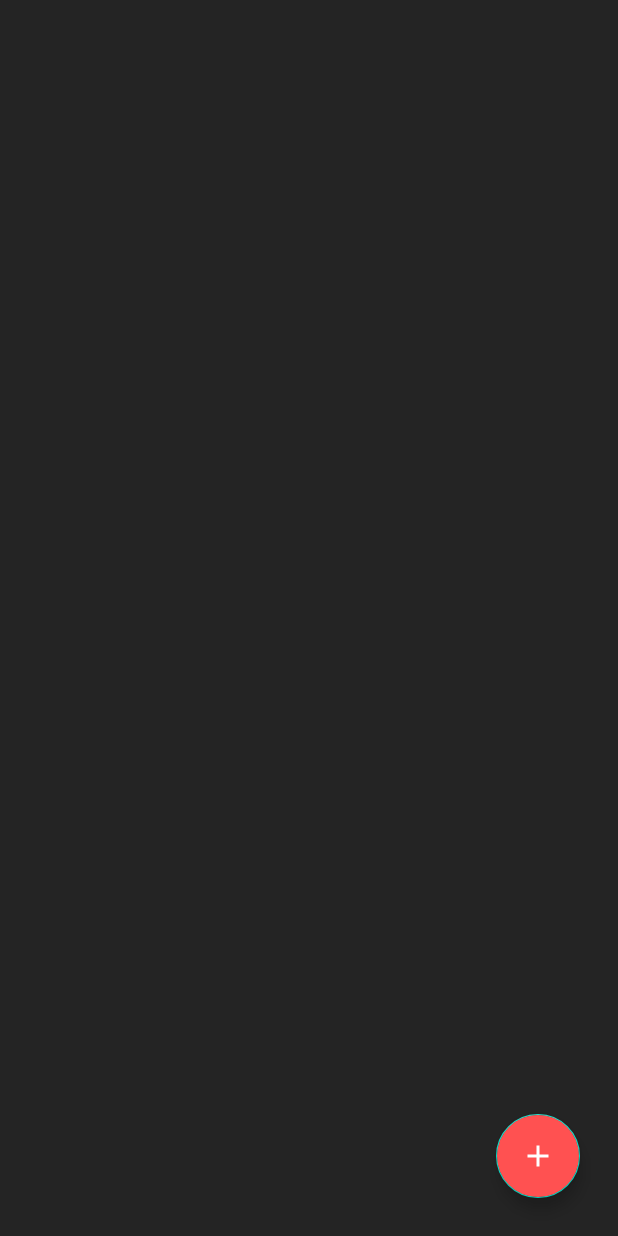
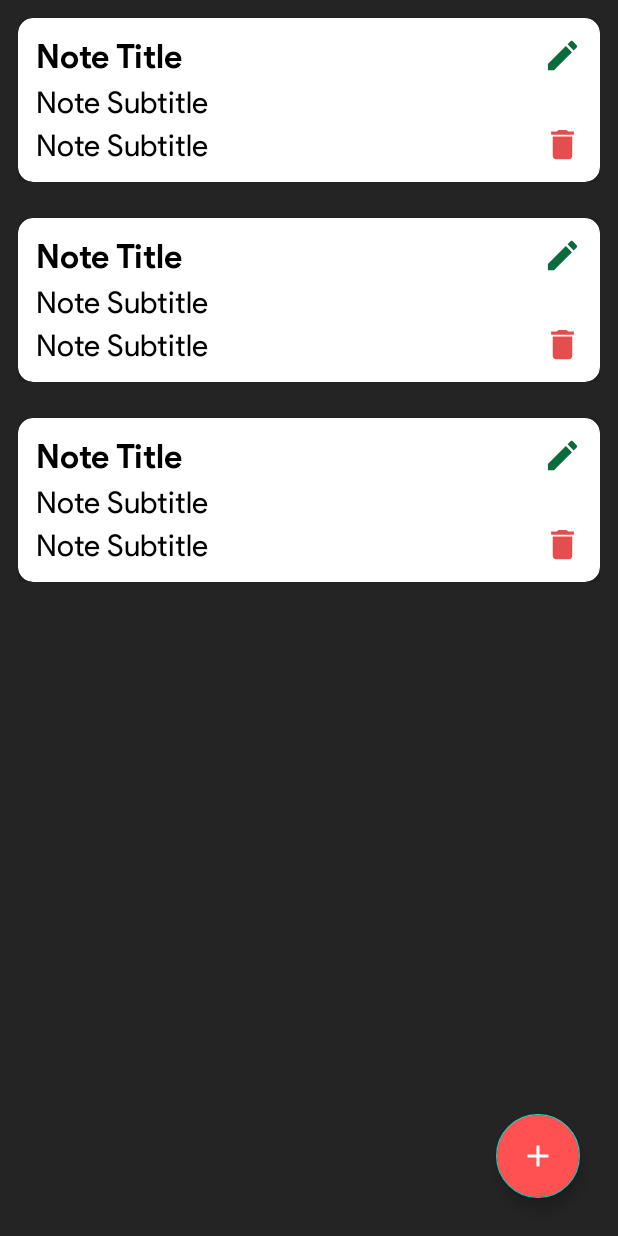
Before and after one commit to mohammad-askar/Note-app-using-Java, an Android app: the layout fragment_home.xml on its own in the app's theme, with its tools: preview values and no code run, on a phone screen of 412 x 824 dp. Run offline under Robolectric (Android 15) with nearby library versions, the phone set to English and light mode, and no system bars.

```diff
--- a/app/src/main/java/com/mohammad/askar/noteappjava/data/local/dao/NoteDao.java
+++ b/app/src/main/java/com/mohammad/askar/noteappjava/data/local/dao/NoteDao.java
@@ -17,7 +17,7 @@ import io.reactivex.rxjava3.core.Single;
 public interface NoteDao {
 
 
-    @Query("SELECT * FROM note_table ORDER BY id DESC")
+    @Query("SELECT * FROM note_table ORDER BY noteData DESC")
     Observable<List<Note>> getAllNotes();
 
     @Query("SELECT * FROM note_table WHERE id =:id")
--- a/app/src/main/java/com/mohammad/askar/noteappjava/view/SplashScreen.java
+++ b/app/src/main/java/com/mohammad/askar/noteappjava/view/SplashScreen.java
@@ -16,7 +16,6 @@ public class SplashScreen extends AppCompatActivity {
     protected void onCreate(Bundle savedInstanceState) {
         super.onCreate(savedInstanceState);
         setContentView(R.layout.activity_splash_screen);
-
         initHandler();
     }
 
--- /dev/null
+++ b/app/src/main/res/drawable/baseline_delete_24.xml
@@ -0,0 +1,5 @@
+<vector android:height="26dp" android:tint="#000000"
+    android:viewportHeight="24" android:viewportWidth="24"
+    android:width="26dp" xmlns:android="http://schemas.android.com/apk/res/android">
+    <path android:fillColor="@android:color/white" android:pathData="M6,19c0,1.1 0.9,2 2,2h8c1.1,0 2,-0.9 2,-2V7H6v12zM19,4h-3.5l-1,-1h-5l-1,1H5v2h14V4z"/>
+</vector>
--- /dev/null
+++ b/app/src/main/res/drawable/baseline_mode_edit_24.xml
@@ -0,0 +1,5 @@
+<vector android:height="26dp" android:tint="#000000"
+    android:viewportHeight="24" android:viewportWidth="24"
+    android:width="26dp" xmlns:android="http://schemas.android.com/apk/res/android">
+    <path android:fillColor="@android:color/white" android:pathData="M3,17.25V21h3.75L17.81,9.94l-3.75,-3.75L3,17.25zM20.71,7.04c0.39,-0.39 0.39,-1.02 0,-1.41l-2.34,-2.34c-0.39,-0.39 -1.02,-0.39 -1.41,0l-1.83,1.83 3.75,3.75 1.83,-1.83z"/>
+</vector>
--- a/app/src/main/res/layout/fragment_home.xml
+++ b/app/src/main/res/layout/fragment_home.xml
@@ -9,15 +9,11 @@
     tools:context=".ui.fragments.HomeFragment">
 
 
-
     <androidx.recyclerview.widget.RecyclerView
         android:id="@+id/recyclerView"
         android:layout_width="match_parent"
         android:layout_height="match_parent"
-        android:layout_marginStart="12dp"
-        android:layout_marginTop="12dp"
-        android:layout_marginEnd="12dp"
-        android:layout_marginBottom="12dp" />
+        tools:listitem="@layout/noteslist_item" />
 
 
 
--- a/app/src/main/res/layout/noteslist_item.xml
+++ b/app/src/main/res/layout/noteslist_item.xml
@@ -1,9 +1,9 @@
 <?xml version="1.0" encoding="utf-8"?>
 
-<layout>
-<LinearLayout xmlns:android="http://schemas.android.com/apk/res/android"
+<layout xmlns:android="http://schemas.android.com/apk/res/android"
+    xmlns:app="http://schemas.android.com/apk/res-auto">
+<androidx.constraintlayout.widget.ConstraintLayout
     android:layout_width="match_parent"
-    xmlns:app="http://schemas.android.com/apk/res-auto"
     android:orientation="vertical"
     android:layout_margin="12dp"
     android:id="@+id/listItemLayout"
@@ -11,55 +11,87 @@
 
 
     <androidx.cardview.widget.CardView
+        android:id="@+id/cardView"
         android:layout_width="match_parent"
         android:layout_height="match_parent"
-        app:cardElevation="10dp"
         android:background="@color/bg_color"
         app:cardCornerRadius="10dp"
-        app:cardBackgroundColor="#A8A8A8">
+        app:cardElevation="10dp"
+        app:layout_constraintBottom_toBottomOf="parent"
+        app:layout_constraintEnd_toEndOf="parent"
+        app:layout_constraintStart_toStartOf="parent"
+        app:layout_constraintTop_toTopOf="parent">
 
 
-        <LinearLayout
+        <androidx.constraintlayout.widget.ConstraintLayout
             android:layout_width="match_parent"
             android:layout_height="match_parent"
-            android:padding="12dp"
-            android:orientation="vertical">
+            android:orientation="vertical"
+            android:padding="12dp">
 
 
             <TextView
+                android:id="@+id/noteTitle"
                 android:layout_width="wrap_content"
                 android:layout_height="wrap_content"
+                android:fontFamily="@font/bold"
                 android:text="Note Title"
+                android:textColor="@color/black"
                 android:textSize="22sp"
-                android:fontFamily="@font/bold"
-                android:textColor="@color/black"
-                android:id="@+id/noteTitle"/>
+                app:layout_constraintTop_toTopOf="parent"
+                app:layout_constraintStart_toStartOf="parent"/>
 
 
             <TextView
+                android:id="@+id/noteSubtitle"
                 android:layout_width="wrap_content"
                 android:layout_height="wrap_content"
-                android:text="Note Subtitle"
-                android:textSize="20sp"
                 android:layout_marginTop="4dp"
                 android:layout_marginBottom="4dp"
                 android:fontFamily="@font/regular"
+                android:text="Note Subtitle"
                 android:textColor="@color/black"
-                android:id="@+id/noteSubtitle"/>
+                android:textSize="20sp"
+                app:layout_constraintStart_toStartOf="parent"
+                app:layout_constraintTop_toBottomOf="@id/noteTitle"/>
 
+            <TextView
+                android:id="@+id/noteDate"
+                android:layout_width="wrap_content"
+                android:layout_height="wrap_content"
+                android:layout_marginTop="4dp"
+                android:layout_marginBottom="4dp"
+                android:fontFamily="@font/regular"
+                android:text="Note Subtitle"
+                android:textColor="@color/black"
+                android:textSize="20sp"
+                app:layout_constraintStart_toStartOf="parent"
+                app:layout_constraintTop_toBottomOf="@id/noteSubtitle"/>
 
+            <ImageView
+                android:id="@+id/imageViewEdit"
+                android:layout_width="wrap_content"
+                android:layout_height="wrap_content"
+                android:src="@drawable/baseline_mode_edit_24"
+                app:layout_constraintEnd_toEndOf="parent"
+                app:layout_constraintTop_toTopOf="parent"
+                android:tint="@color/green"
+                />
 
+            <ImageView
+                android:id="@+id/imageViewDelete"
+                android:layout_width="wrap_content"
+                android:layout_height="wrap_content"
+                android:src="@drawable/baseline_delete_24"
+                app:layout_constraintEnd_toEndOf="parent"
+                app:layout_constraintBottom_toBottomOf="parent"
+                app:tint="@color/red" />
 
-
-
-
-
-
-        </LinearLayout>
-
+        </androidx.constraintlayout.widget.ConstraintLayout>
 
 
     </androidx.cardview.widget.CardView>
 
-</LinearLayout>
+
+</androidx.constraintlayout.widget.ConstraintLayout>
 </layout>
```
Also changed, not shown: app/src/main/java/com/mohammad/askar/noteappjava/CreateNoteFragment.java (deleted, +0 -52 lines), app/src/main/java/com/mohammad/askar/noteappjava/EditNoteFragment.java (deleted, +0 -53 lines), app/src/main/java/com/mohammad/askar/noteappjava/data/local/entity/Note.java (+9 -28 lines), app/src/main/java/com/mohammad/askar/noteappjava/view/CreateNoteFragment.java (added, +48 -0 lines), app/src/main/java/com/mohammad/askar/noteappjava/view/EditNoteFragment.java (renamed from app/src/main/java/com/mohammad/askar/noteappjava/HomeFragment.java, +10 -10 lines), app/src/main/java/com/mohammad/askar/noteappjava/view/HomeFragment.java (added, +70 -0 lines), app/src/main/java/com/mohammad/askar/noteappjava/view/MainActivity.java (+8 -49 lines), app/src/main/java/com/mohammad/askar/noteappjava/view/adapter/NoteAdapter.java (added, +106 -0 lines), app/src/main/java/com/mohammad/askar/noteappjava/viewModel/NoteViewModel.java (+34 -12 lines), app/src/main/res/layout/fragment_create_note.xml (+29 -30 lines), app/src/main/res/layout/fragment_edit_note.xml (+22 -23 lines), app/src/main/res/navigation/nav_graph.xml (+5 -5 lines), app/src/main/res/values/colors.xml (+12 -0 lines).
